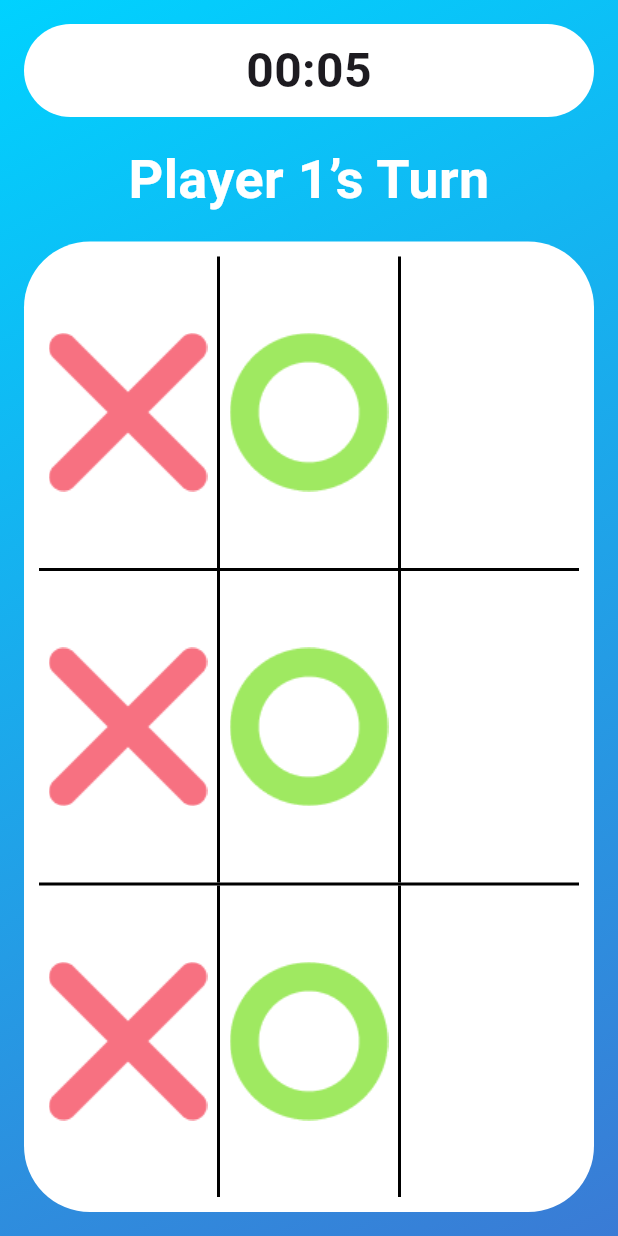
After one commit to EMAN3mostafa/XO_Game, a Flutter app: the PlayScreen screen opened by its route, on a phone screen of 412 x 824 dp. The commit adds this screen. Run offline on Flutter 3.47's test engine with Material 3 defaults, Android fonts, the phone set to English and light mode, and no system bars.

Commit message:
Finish UI

```diff
--- a/lib/main.dart
+++ b/lib/main.dart
@@ -1,5 +1,6 @@
 import 'package:flutter/material.dart';
 import 'package:xo_game/screens/game_boarding_scrren.dart';
+import 'package:xo_game/screens/play_screen.dart';
 
 void main()
 {
@@ -13,6 +14,7 @@ class MyApp extends StatelessWidget{
       initialRoute :GameBoardingScreen.routeName,
       routes: {
         GameBoardingScreen.routeName : (context)=> GameBoardingScreen(),
+        PlayScreen.routeName : (context)=>PlayScreen(),
       },
     );
   }
--- a/lib/screens/game_boarding_scrren.dart
+++ b/lib/screens/game_boarding_scrren.dart
@@ -39,13 +39,13 @@ class GameBoardingScreen extends StatelessWidget {
                       children: [
                         Flexible(
                           child: XoContainerWidget(
-                            imagePath: 'assets/images/image x.png',
+                            imagePath: 'assets/images/x.png',
                           ),
                         ),
                         const SizedBox(width: 20),
                         Flexible(
                           child: XoContainerWidget(
-                            imagePath: 'assets/images/image o.png',
+                            imagePath: 'assets/images/o.png',
                           ),
                         ),
                       ],
--- /dev/null
+++ b/lib/screens/play_screen.dart
@@ -0,0 +1,86 @@
+import 'package:flutter/material.dart';
+import 'package:xo_game/utls/app_colors.dart';
+import 'package:xo_game/widgets/bord_tile.dart';
+import 'package:xo_game/widgets/box_play.dart';
+import 'package:xo_game/widgets/divider.dart';
+//import 'package:xo_game/widgets/divider.dart';
+
+class PlayScreen extends StatelessWidget{
+  static const String routeName = 'play';
+  @override
+  Widget build(BuildContext context) {
+  return SafeArea(
+    child: Container(
+     decoration: BoxDecoration(
+     gradient: LinearGradient(
+       begin: Alignment.topLeft,
+         end: Alignment.bottomRight,
+         colors: [
+           AppColors.ligtBlue,
+           AppColors.darkBlue
+         ]),
+     ),
+     child: Scaffold(
+      backgroundColor: Colors.transparent,
+       body: Padding(
+         padding: const EdgeInsets.all(16.0),
+         child: Column(
+           crossAxisAlignment: CrossAxisAlignment.stretch,
+           children: [
+             Container(
+               padding: EdgeInsets.symmetric(
+                 vertical: 8
+               ),
+               decoration: BoxDecoration(
+                 borderRadius: BorderRadius.circular(44),
+                 color: AppColors.white,
+               ),
+               child: Text('00:05',
+               style: TextStyle(
+                 fontWeight: FontWeight.w600,
+                 fontSize: 32,
+               ),
+               textAlign: TextAlign.center,),
+             ),
+             SizedBox(
+               height: 16,
+             ),
+             Text('Player 1’s Turn',
+             textAlign: TextAlign.center,
+             style: TextStyle(
+               fontSize: 36,
+               fontWeight: FontWeight.bold,
+               color: AppColors.white,
+             ),),
+             SizedBox(
+               height: 16,
+             ),
+             Expanded(
+               child: Container(
+                 decoration: BoxDecoration(
+                   color: AppColors.white,
+                   borderRadius: BorderRadius.circular(44),
+                 ),
+                 child: Padding(
+                   padding: const EdgeInsets.all(10.0),
+                   child: Column(
+                     children: [
+                       BoxPlay(),
+                       MYDivider(),
+                       BoxPlay(),
+                       MYDivider(),
+                       BoxPlay(),
+                     ],
+                   ),
+                 ),
+               ),
+
+             )
+           ],
+         ),
+       ),
+     ),
+    ),
+  );
+ }
+}
--- a/lib/utls/app_colors.dart
+++ b/lib/utls/app_colors.dart
@@ -1,4 +1,6 @@
 import 'dart:ui';
 class AppColors{
   static const Color white = Color(0xffFFFFFF);
+  static const Color ligtBlue = Color(0xff00D2FF);
+  static const Color darkBlue = Color(0xff3A7BD5);
 }
--- /dev/null
+++ b/lib/widgets/bord_tile.dart
@@ -0,0 +1,18 @@
+import 'package:flutter/material.dart';
+
+class BordTile extends StatelessWidget{
+  String symboltext;
+  BordTile({required this.symboltext});
+  @override
+  Widget build(BuildContext context) {
+    return  Expanded(
+      child: InkWell(
+        onTap:(){
+
+        } ,
+        child: symboltext.isEmpty ? SizedBox() :
+        Image.asset('assets/images/$symboltext.png')),
+
+    );
+  }
+}
--- /dev/null
+++ b/lib/widgets/box_play.dart
@@ -0,0 +1,28 @@
+import 'package:flutter/material.dart';
+import 'bord_tile.dart';
+
+class BoxPlay extends StatelessWidget{
+  @override
+  Widget build(BuildContext context) {
+    return Expanded(
+      child: Row(
+        mainAxisAlignment: MainAxisAlignment.spaceEvenly,
+        children: [
+          BordTile(symboltext: 'x'),
+          Container(
+            color: Colors.black,
+            width: 2,
+            height: double.infinity,
+          ),
+          BordTile(symboltext: 'o'),
+          Container(
+            color: Colors.black,
+            width: 2,
+            height: double.infinity,
+          ),
+          BordTile(symboltext: ''),
+        ],
+      ),
+    );
+  }
+}
--- /dev/null
+++ b/lib/widgets/divider.dart
@@ -0,0 +1,12 @@
+import 'package:flutter/material.dart';
+
+class MYDivider extends StatelessWidget{
+  @override
+  Widget build(BuildContext context) {
+  return Container(
+    color: Colors.black,
+    width: double.infinity,
+    height: 2,
+  );
+  }
+}
--- a/lib/widgets/x0container_widget.dart
+++ b/lib/widgets/x0container_widget.dart
@@ -8,14 +8,14 @@ class XoContainerWidget extends StatelessWidget {
 
   @override
   Widget build(BuildContext context) {
-    return Material(
-      color: Colors.transparent,
-      borderRadius: BorderRadius.circular(32),
+    return Material( // ده اللي بيخلي الـ InkWell يشتغل
+      color: Colors.transparent, // عشان ميغيرش شكل الكونتينر
+      borderRadius: BorderRadius.circular(32), // نفس البوردر بتاع الكونتينر
       child: InkWell(
         onTap: () {
           print('Container tapped!');
         },
-        borderRadius: BorderRadius.circular(32),
+        borderRadius: BorderRadius.circular(32), // لازم نكرر البوردر هنا كمان
         child: Container(
           width: double.infinity,
           height: 200,
```
Also changed, not shown: assets/images/o.png (renamed from assets/images/image o.png), assets/images/x.png (renamed from assets/images/image x.png).
